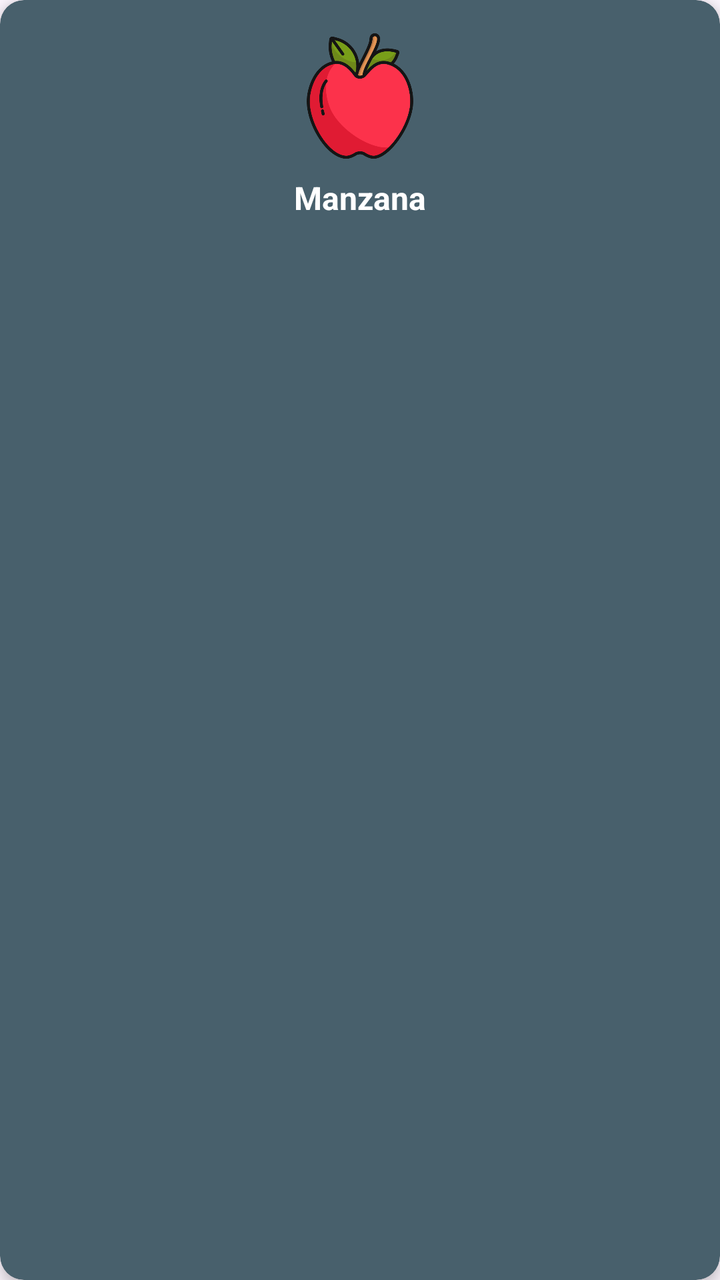
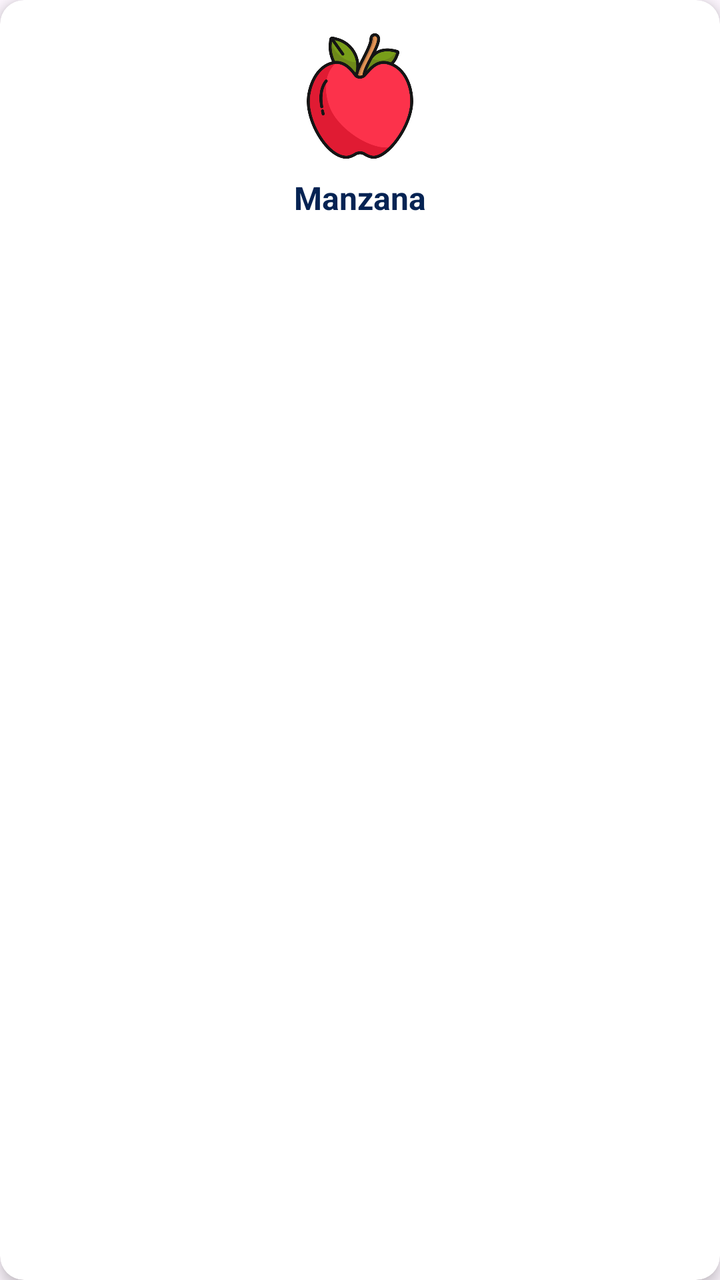

Screens rendered from an Android XML layout before and after an edit, with the pre-edit source and the edit as a unified diff.
<!-- AndroidManifest.xml: application theme Theme.SmartFreezer -->
<!-- res/layout/item_product.xml -->
<?xml version="1.0" encoding="utf-8"?>
<androidx.cardview.widget.CardView
    xmlns:android="http://schemas.android.com/apk/res/android"
    xmlns:app="http://schemas.android.com/apk/res-auto"
    android:layout_width="match_parent"
    android:layout_height="wrap_content"
    android:layout_margin="8dp"
    app:cardCornerRadius="12dp"
    app:cardBackgroundColor="@color/colorNavBar"
    app:cardElevation="4dp">

    <LinearLayout
        android:layout_width="match_parent"
        android:layout_height="wrap_content"
        android:orientation="vertical"
        android:padding="16dp"
        android:gravity="center">

        <ImageView
            android:id="@+id/productIconAdd"
            android:layout_width="64dp"
            android:layout_height="64dp"
            android:layout_gravity="center_horizontal"
            android:src="@drawable/apple"
            android:contentDescription="Icono producto" />

        <TextView
            android:id="@+id/productNameAdd"
            android:layout_width="wrap_content"
            android:layout_height="wrap_content"
            android:text="Manzana"
            android:textColor="@color/white"
            android:textSize="16sp"
            android:textStyle="bold"
            android:layout_marginTop="8dp"
            android:gravity="center_horizontal"
            android:layout_gravity="center_horizontal"/>

    </LinearLayout>

</androidx.cardview.widget.CardView>
<!-- resources referenced by this layout -->
<resources>
  <color name="colorNavBar">#48606C</color>
  <color name="white">#FFFFFFFF</color>
  <!-- drawable apple: png bitmap (drawable, 37219 bytes) -->
  <style name="Theme.SmartFreezer" parent="android:Theme.Material.Light.NoActionBar" />
</resources>

<!-- the commit's change to res/layout/item_product.xml (unified diff, before → after) -->
@@ -6,7 +6,7 @@
     android:layout_height="wrap_content"
     android:layout_margin="8dp"
     app:cardCornerRadius="12dp"
-    app:cardBackgroundColor="@color/colorNavBar"
+    app:cardBackgroundColor="@color/white"
     app:cardElevation="4dp">
 
     <LinearLayout
@@ -29,7 +29,7 @@
             android:layout_width="wrap_content"
             android:layout_height="wrap_content"
             android:text="Manzana"
-            android:textColor="@color/white"
+            android:textColor="@color/purpleButton"
             android:textSize="16sp"
             android:textStyle="bold"
             android:layout_marginTop="8dp"
<!-- resource entries referenced after the edit -->
@@ -1,6 +1,6 @@
 <!-- resources referenced by this layout -->
 <resources>
-  <color name="colorNavBar">#48606C</color>
+  <color name="purpleButton">#052353</color>
   <color name="white">#FFFFFFFF</color>
   <!-- drawable apple: png bitmap (drawable, 37219 bytes) -->
   <style name="Theme.SmartFreezer" parent="android:Theme.Material.Light.NoActionBar" />
